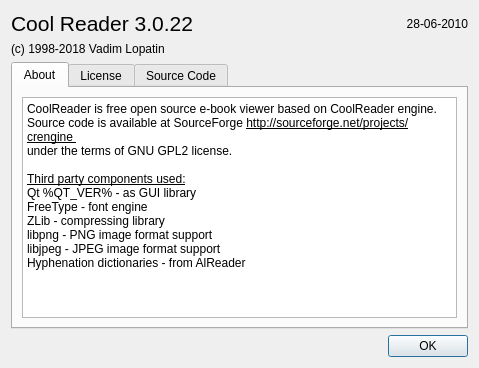
Above: cr3qt/src/aboutdlg.ui from buggins/coolreader before the change. Below: the same form after it.
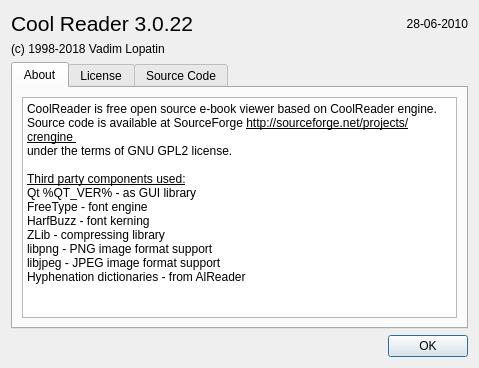
That is the form after the change.

Commit message: Improved text rendering with kerning.

```diff
--- a/cr3qt/src/aboutdlg.ui
+++ b/cr3qt/src/aboutdlg.ui
@@ -89,6 +89,7 @@
 &lt;p style=&quot; margin-top:0px; margin-bottom:0px; margin-left:0px; margin-right:0px; -qt-block-indent:0; text-indent:0px;&quot;&gt;&lt;span style=&quot; font-family:'DejaVu Sans'; font-size:9pt; text-decoration: underline;&quot;&gt;Third party components used:&lt;/span&gt;&lt;/p&gt;
 &lt;p style=&quot; margin-top:0px; margin-bottom:0px; margin-left:0px; margin-right:0px; -qt-block-indent:0; text-indent:0px;&quot;&gt;&lt;span style=&quot; font-family:'DejaVu Sans'; font-size:9pt;&quot;&gt;Qt %QT_VER% - as GUI library&lt;/span&gt;&lt;/p&gt;
 &lt;p style=&quot; margin-top:0px; margin-bottom:0px; margin-left:0px; margin-right:0px; -qt-block-indent:0; text-indent:0px;&quot;&gt;&lt;span style=&quot; font-family:'DejaVu Sans'; font-size:9pt;&quot;&gt;FreeType - font engine&lt;/span&gt;&lt;/p&gt;
+&lt;p style=&quot; margin-top:0px; margin-bottom:0px; margin-left:0px; margin-right:0px; -qt-block-indent:0; text-indent:0px;&quot;&gt;&lt;span style=&quot; font-family:'DejaVu Sans'; font-size:9pt;&quot;&gt;HarfBuzz - font kerning&lt;/span&gt;&lt;/p&gt;
 &lt;p style=&quot; margin-top:0px; margin-bottom:0px; margin-left:0px; margin-right:0px; -qt-block-indent:0; text-indent:0px;&quot;&gt;&lt;span style=&quot; font-family:'DejaVu Sans'; font-size:9pt;&quot;&gt;ZLib - compressing library&lt;/span&gt;&lt;/p&gt;
 &lt;p style=&quot; margin-top:0px; margin-bottom:0px; margin-left:0px; margin-right:0px; -qt-block-indent:0; text-indent:0px;&quot;&gt;&lt;span style=&quot; font-family:'DejaVu Sans'; font-size:9pt;&quot;&gt;libpng - PNG image format support&lt;/span&gt;&lt;/p&gt;
 &lt;p style=&quot; margin-top:0px; margin-bottom:0px; margin-left:0px; margin-right:0px; -qt-block-indent:0; text-indent:0px;&quot;&gt;&lt;span style=&quot; font-family:'DejaVu Sans'; font-size:9pt;&quot;&gt;libjpeg - JPEG image format support&lt;/span&gt;&lt;/p&gt;
```
The commit also changes 7 other files.
